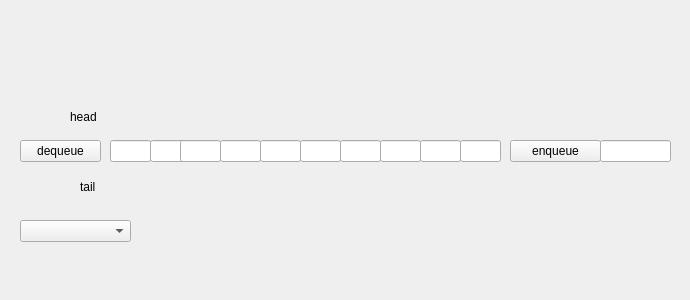
The window that queuewindow.ui (selesdepselesnul/dss) describes before a commit, drawn with Qt 5.
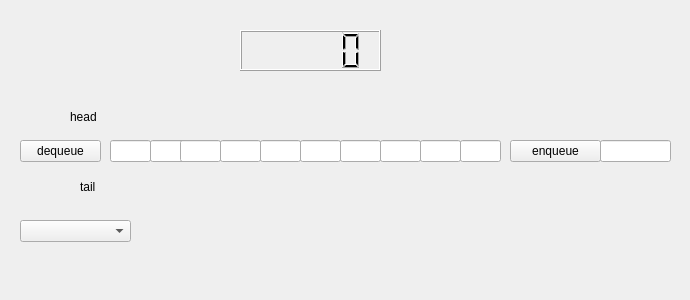
The same window after the commit.

Commit message: add digital counter to queue window

Patch:
```diff
--- a/queuewindow.ui
+++ b/queuewindow.ui
@@ -188,6 +188,16 @@
     </rect>
    </property>
   </widget>
+  <widget class="QLCDNumber" name="queueSize">
+   <property name="geometry">
+    <rect>
+     <x>240</x>
+     <y>30</y>
+     <width>141</width>
+     <height>41</height>
+    </rect>
+   </property>
+  </widget>
  </widget>
  <resources/>
  <connections/>
```
The commit also changes 2 other files.
